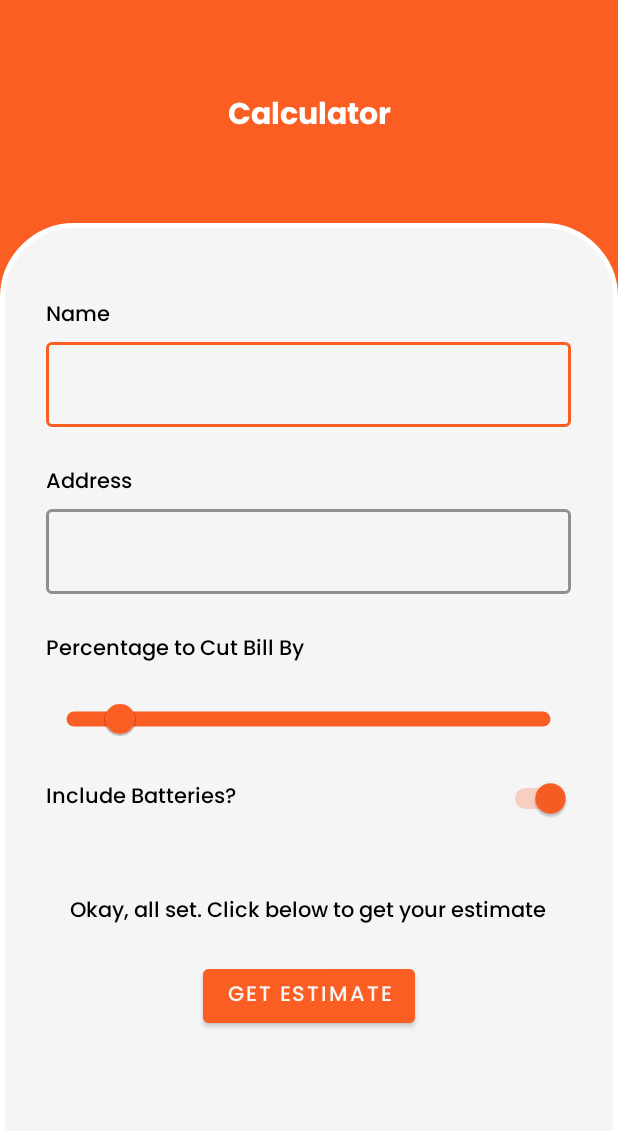
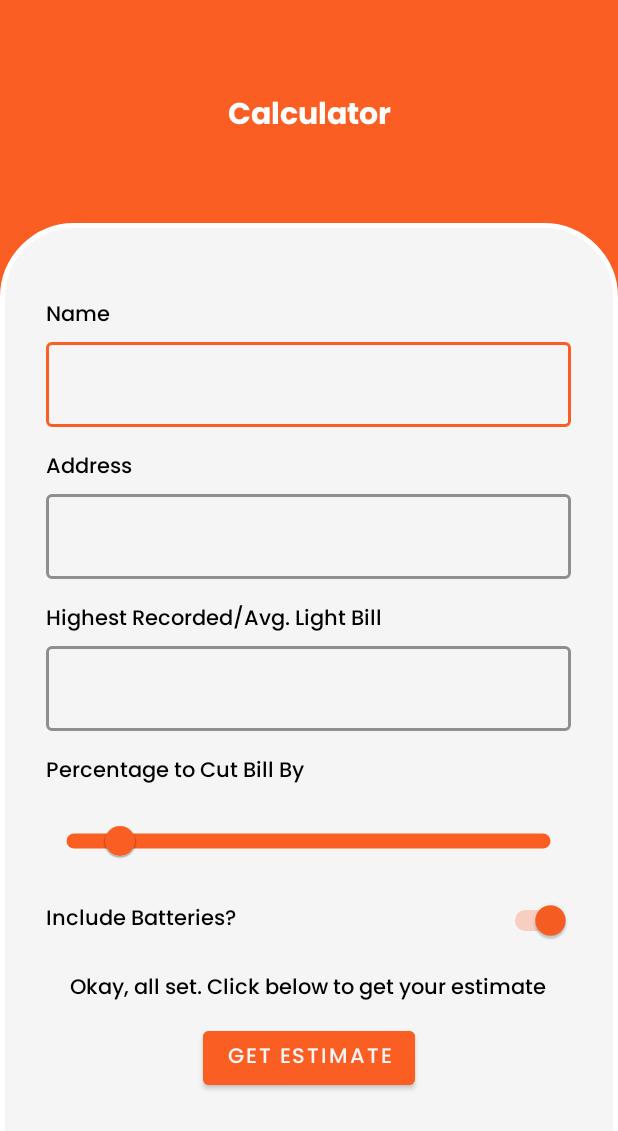
Before and after one commit to ro-neil/solcalc, an Android app: the screen it shows after launch (CalculatorActivity), on a phone screen of 412 x 824 dp. Shown: the top 1131 px of the screen. Run offline under Robolectric (Android 15) with nearby library versions, the phone set to English and light mode, and no system bars.

Commit message:
Added bill text field

```diff
--- a/app/src/main/java/com/example/solcalc/CalculatorActivity.kt
+++ b/app/src/main/java/com/example/solcalc/CalculatorActivity.kt
@@ -28,6 +28,7 @@ class CalculatorActivity : AppCompatActivity() {
         val editAddress: TextInputEditText = findViewById(R.id.client_addr)
         val slider: Slider = findViewById(R.id.billCut)
         val batteries: Switch = findViewById(R.id.ifBatteries)
+        val editBill: TextInputEditText = findViewById(R.id.client_bill)
 
 
         val getEstimateBtn: Button = findViewById(R.id.get_estimate)
@@ -37,14 +38,16 @@ class CalculatorActivity : AppCompatActivity() {
             val address = editAddress.text.toString()
             val billCutVal = slider.value.toInt()
             val batteriesBool = batteries.isChecked
+            val bill : Float = java.lang.Float.valueOf(editBill.text.toString())
 
-            if(TextUtils.isEmpty(name) || TextUtils.isEmpty(address) || billCutVal == null){
+            if(TextUtils.isEmpty(name) || TextUtils.isEmpty(address)){
                 setResult(Activity.RESULT_CANCELED, genEstimateIntent)
             }else{
                 genEstimateIntent.putExtra(CLIENT_NAME, name)
                 genEstimateIntent.putExtra(CLIENT_ADDR, address)
                 genEstimateIntent.putExtra(CLIENT_BILL_CUT, billCutVal)
                 genEstimateIntent.putExtra(CLIENT_IF_BATTERIES, batteriesBool)
+                genEstimateIntent.putExtra(CLIENT_BILL, bill)
                 setResult(Activity.RESULT_OK,genEstimateIntent)
             }
             finish()
@@ -54,6 +57,7 @@ class CalculatorActivity : AppCompatActivity() {
     companion object{
         const val CLIENT_NAME = "client_name"
         const val CLIENT_ADDR = "client_address"
+        const val CLIENT_BILL = "client_bill"
         const val CLIENT_BILL_CUT = "bill_cut"
         const val CLIENT_IF_BATTERIES = "batteries_desc"
     }
--- a/app/src/main/res/layout/activity_calculator.xml
+++ b/app/src/main/res/layout/activity_calculator.xml
@@ -56,7 +56,7 @@
                 android:id="@+id/client_name"
                 android:layout_width="350dp"
                 android:layout_gravity="center"
-                android:layout_marginBottom="10dp"
+                android:layout_marginBottom="5dp"
                 android:layout_height="wrap_content"/>
 
         </com.google.android.material.textfield.TextInputLayout>
@@ -65,7 +65,7 @@
             android:layout_width="350dp"
             android:layout_height="wrap_content"
             android:layout_gravity="center"
-            android:layout_marginTop="15dp"
+            android:layout_marginTop="10dp"
             android:text="@string/c_addr"
             android:textColor="@color/black"
             android:fontFamily="@font/poppins_medium"/>
@@ -84,7 +84,7 @@
                 android:id="@+id/client_addr"
                 android:layout_width="350dp"
                 android:layout_gravity="center"
-                android:layout_marginBottom="10dp"
+                android:layout_marginBottom="5dp"
                 android:layout_height="wrap_content"/>
 
         </com.google.android.material.textfield.TextInputLayout>
@@ -93,7 +93,36 @@
             android:layout_width="350dp"
             android:layout_height="wrap_content"
             android:layout_gravity="center"
-            android:layout_marginTop="15dp"
+            android:layout_marginTop="10dp"
+            android:text="@string/c_bill"
+            android:textColor="@color/black"
+            android:fontFamily="@font/poppins_medium"/>
+
+        <com.google.android.material.textfield.TextInputLayout
+            android:id="@+id/client_bill_label"
+            style="@style/Widget.MaterialComponents.TextInputLayout.OutlinedBox"
+            android:layout_width="350dp"
+            android:layout_height="wrap_content"
+            android:layout_gravity="center"
+            android:visibility="visible"
+            app:boxStrokeColor="@color/orange"
+            app:boxStrokeWidth="1.8dp">
+
+            <com.google.android.material.textfield.TextInputEditText
+                android:id="@+id/client_bill"
+                android:layout_width="350dp"
+                android:layout_height="wrap_content"
+                android:layout_gravity="center"
+                android:layout_marginBottom="5dp"
+                android:inputType="numberDecimal" />
+
+        </com.google.android.material.textfield.TextInputLayout>
+
+        <TextView
+            android:layout_width="350dp"
+            android:layout_height="wrap_content"
+            android:layout_gravity="center"
+            android:layout_marginTop="10dp"
             android:text="@string/percent_cut"
             android:textColor="@color/black"
             android:fontFamily="@font/poppins_medium"/>
@@ -129,7 +158,7 @@
             android:layout_width="350dp"
             android:layout_height="wrap_content"
             android:layout_gravity="center"
-            android:layout_marginTop="50dp"
+            android:layout_marginTop="20dp"
             android:text="@string/click_below"
             android:textAlignment="center"
             android:textColor="@color/black"
@@ -141,7 +170,7 @@
             android:layout_height="wrap_content"
             android:text="@string/get_estimate"
             android:layout_gravity="center"
-            android:layout_marginTop="20dp"
+            android:layout_marginTop="10dp"
             android:backgroundTint="@color/orange"
             android:textColor="@color/cultured"
             android:fontFamily="@font/poppins_medium"/>
--- a/app/src/main/res/values/strings.xml
+++ b/app/src/main/res/values/strings.xml
@@ -11,4 +11,5 @@
         <item>No</item>
     </string-array>
     <string name="calc">Calculator</string>
+    <string name="c_bill">Highest Recorded/Avg. Light Bill</string>
 </resources>
```
